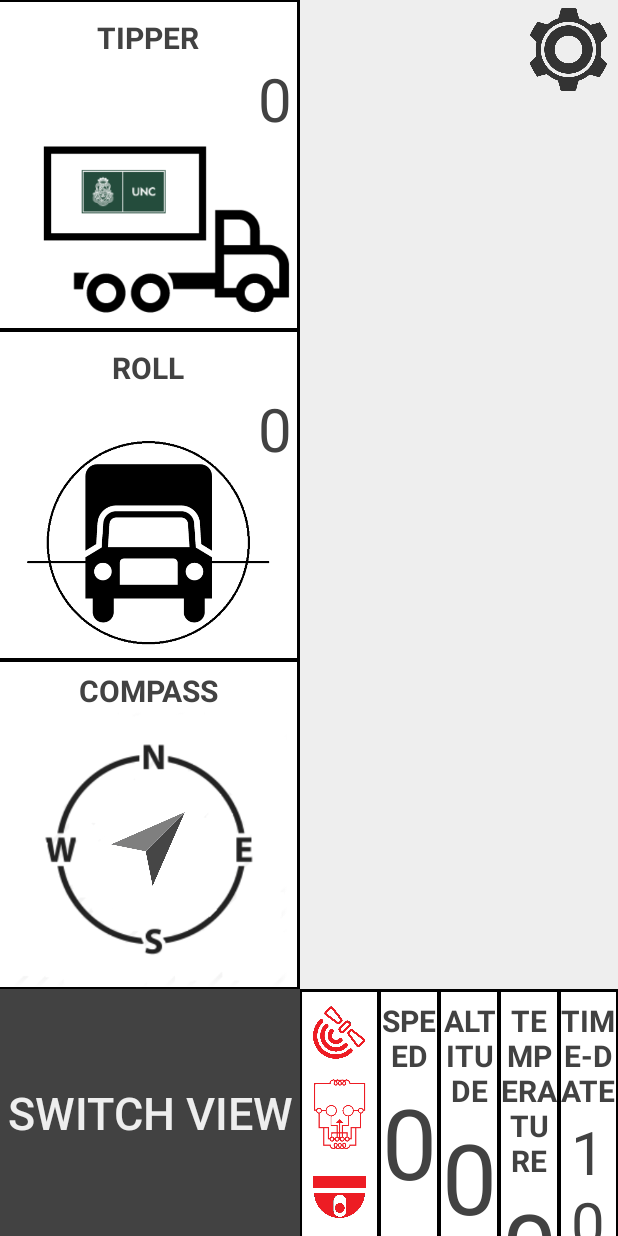
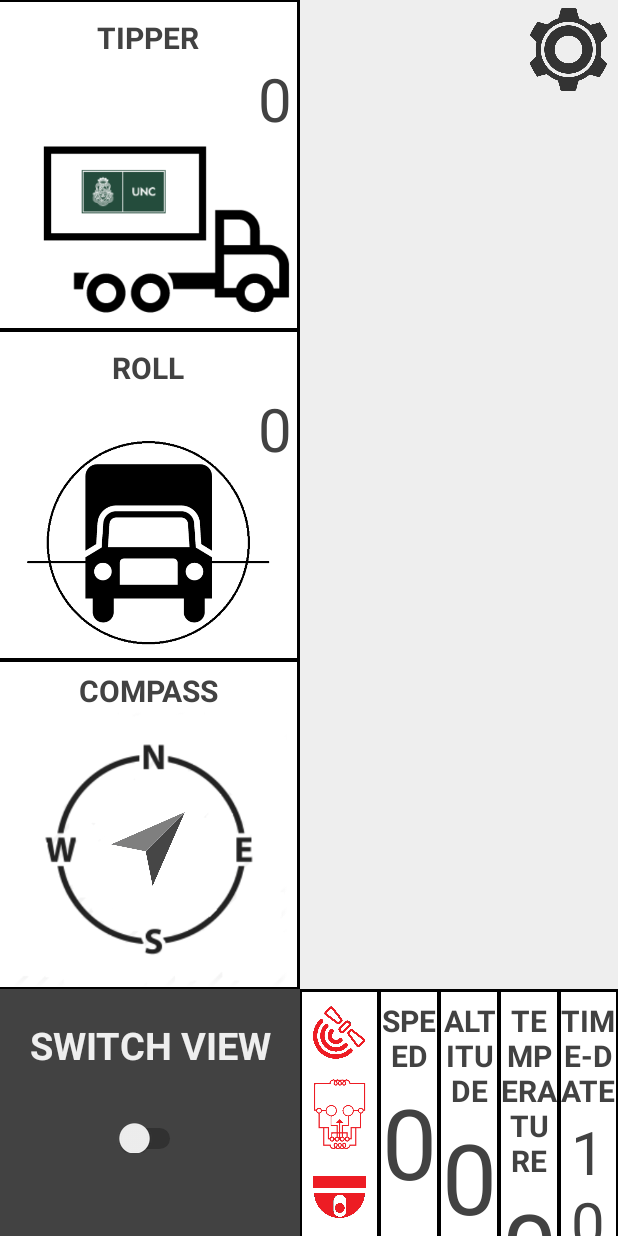
Before and after one commit to ingaramop/SCAI_AndroidClient, an Android app: the layout activity_main_screen.xml on its own in the app's theme, with its tools: preview values and no code run, on a phone screen of 412 x 824 dp. Run offline under Robolectric (Android 15) with nearby library versions, the phone set to English and light mode, and no system bars; plain views replace MapView.

```diff
--- a/app/src/main/java/com/example/paul/scai_androidclient/SCAICore.java
+++ b/app/src/main/java/com/example/paul/scai_androidclient/SCAICore.java
@@ -7,6 +7,7 @@ import org.xmlpull.v1.XmlPullParserFactory;
 import java.io.IOException;
 import java.io.InputStream;
 import java.net.HttpURLConnection;
+import java.net.SocketTimeoutException;
 import java.net.URL;
 import java.net.MalformedURLException;
 import java.net.ProtocolException;
--- a/app/src/main/res/layout/activity_main_screen.xml
+++ b/app/src/main/res/layout/activity_main_screen.xml
@@ -258,16 +258,37 @@
         android:background="#000000"
         android:orientation="horizontal">
 
-        <Button
-            android:id="@+id/button"
+        <RelativeLayout
             android:layout_width="200dp"
             android:layout_height="match_parent"
-            android:background="#424242"
-            android:gravity="center"
-            android:text="@string/switch_view"
-            android:textAllCaps="true"
-            android:textColor="#EEEEEE"
-            android:textSize="30sp" />
+            android:background="#424242">
+
+            <TextView
+                android:id="@+id/compassText"
+                android:layout_width="match_parent"
+                android:layout_height="wrap_content"
+                android:gravity="top|center"
+                android:paddingTop="20dp"
+                android:text="@string/switch_view"
+                android:textAllCaps="true"
+                android:textColor="#EEEEEE"
+                android:textSize="25sp"
+                android:textStyle="bold" />
+
+            <Switch
+                android:layout_width="wrap_content"
+                android:layout_height="wrap_content"
+                android:id="@+id/mapCamSwitch"
+                android:textOff="@string/map"
+                android:textOn="@string/camera"
+                android:paddingTop="35dp"
+                android:layout_centerVertical="true"
+                android:layout_centerHorizontal="true"
+                />
+
+        </RelativeLayout>
+
+
 
         <!--            <LinearLayout
                         android:layout_width="match_parent"
@@ -283,6 +304,7 @@
 
 
                     </LinearLayout>-->
+
         <LinearLayout
             android:layout_width="50dp"
             android:layout_height="match_parent"
--- a/app/src/main/res/values/strings.xml
+++ b/app/src/main/res/values/strings.xml
@@ -9,5 +9,7 @@
     <string name="hour">Hour</string>
     <string name="datetime">Time-Date</string>
     <string name="roll">Roll</string>
+    <string name="map" translatable="false">MAP</string>
+    <string name="camera" translatable="false">CAM</string>
 
 </resources>
```
